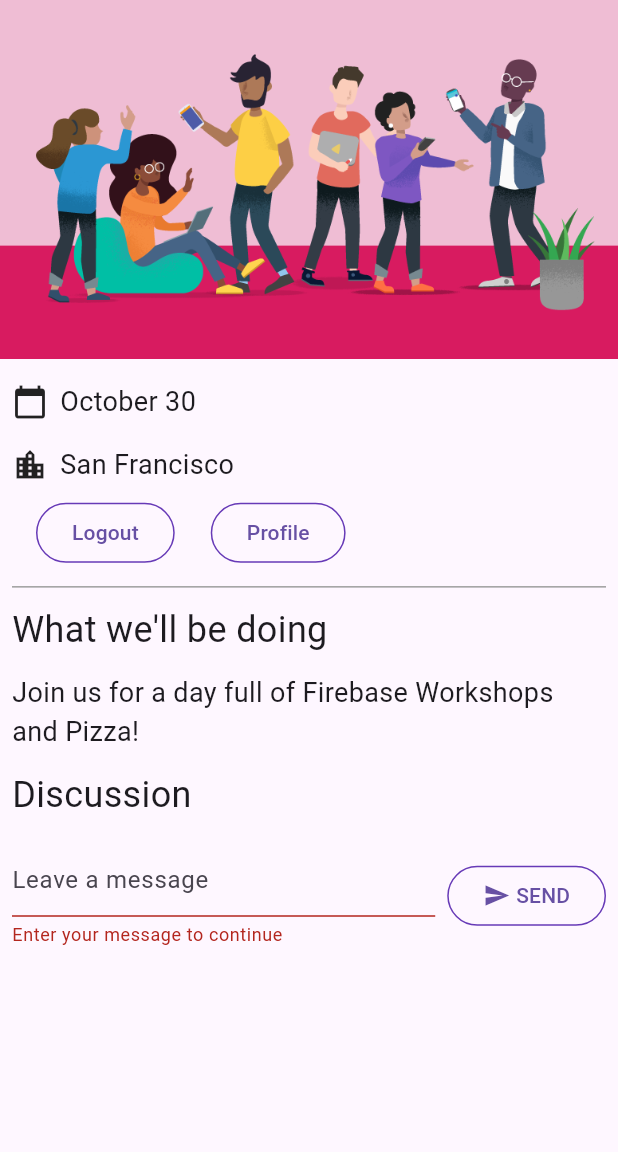
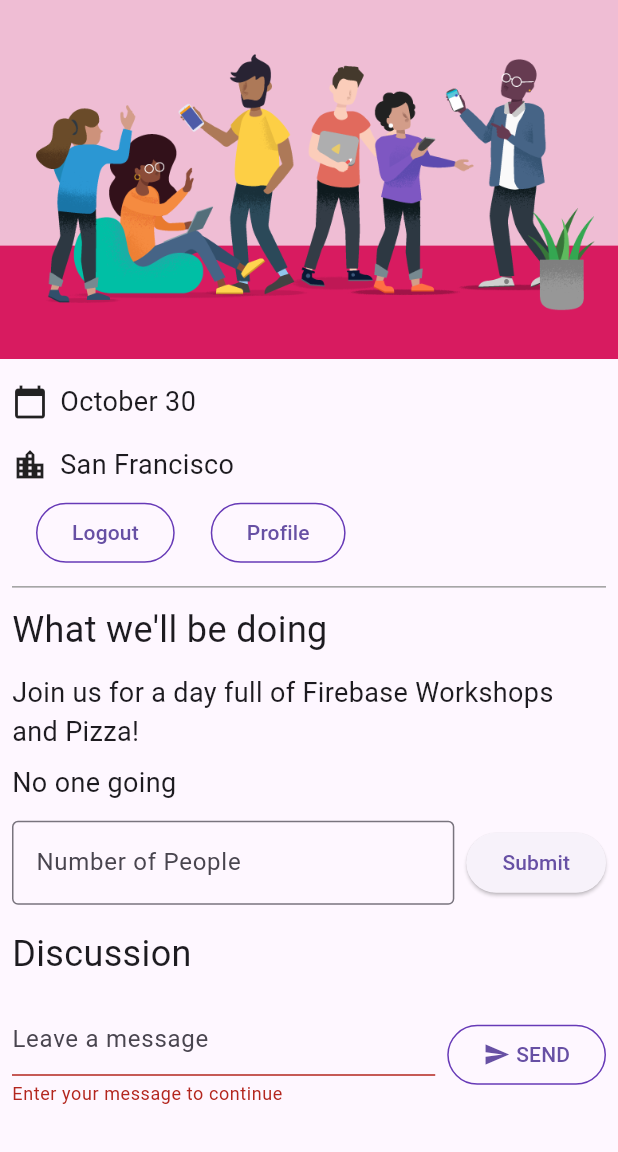
Before and after one commit to danielajgr/firebase_demo, a Flutter app: the screen it shows once a user with an empty profile is signed in, after a tap on "SEND", on a phone screen of 412 x 824 dp, the part 84-1236 px from its top. Run offline on Flutter 3.47's test engine with Material 3 defaults, Android fonts, the phone set to English and light mode, and no system bars; our stand-ins replace cloud_firestore, firebase_auth, firebase_core, go_router, google_fonts; missing offline and left inert: firebase_ui_auth; accounts and stored records are empty.

Commit message:
Step 9 and Extension
accidentally did step 9 and adding the new feature in the same commit. Party size feature added

```diff
--- a/flutter_application_1/lib/app_state.dart
+++ b/flutter_application_1/lib/app_state.dart
@@ -3,6 +3,8 @@
 // found in the LICENSE file.
 
 import 'dart:async';
+
+import 'package:collection/collection.dart';
 
 import 'package:cloud_firestore/cloud_firestore.dart';
 import 'package:firebase_auth/firebase_auth.dart'
@@ -13,6 +15,7 @@ import 'package:flutter/material.dart';
 
 import 'firebase_options.dart';
 import 'guest_book_message.dart';
+
 
 class ApplicationState extends ChangeNotifier {
   ApplicationState() {
@@ -26,6 +29,22 @@ class ApplicationState extends ChangeNotifier {
   List<GuestBookMessage> _guestBookMessages = [];
   List<GuestBookMessage> get guestBookMessages => _guestBookMessages;
 
+  int _attendees = 0;
+  int get attendees => _attendees;
+
+  int _attending = 0;
+  StreamSubscription<DocumentSnapshot>? _attendingSubscription;
+  int get attending => _attending;
+  set attending(int attending) {
+    final userDoc = FirebaseFirestore.instance
+        .collection('attendees')
+        .doc(FirebaseAuth.instance.currentUser!.uid);
+        userDoc.set(<String, dynamic>{'attending': attending});
+
+  }
+
+
+
   Future<void> init() async {
     await Firebase.initializeApp(
         options: DefaultFirebaseOptions.currentPlatform);
@@ -33,6 +52,19 @@ class ApplicationState extends ChangeNotifier {
     FirebaseUIAuth.configureProviders([
       EmailAuthProvider(),
     ]);
+
+    //https://stackoverflow.com/questions/10405348/what-is-the-cleanest-way-to-get-the-sum-of-numbers-in-a-collection-list-in-dart
+    FirebaseFirestore.instance
+    .collection('attendees')
+    .snapshots()
+    .listen((snapshot) {
+    _attendees = snapshot.docs.fold(0, (total, doc) {
+      return total + (doc.data()['attending'] as int? ?? 0);
+    });
+    notifyListeners();
+  });
+
+
 
     FirebaseAuth.instance.userChanges().listen((user) {
       if (user != null) {
@@ -53,10 +85,24 @@ class ApplicationState extends ChangeNotifier {
           }
           notifyListeners();
         });
+        _attendingSubscription = FirebaseFirestore.instance
+            .collection('attendees')
+            .doc(user.uid)
+            .snapshots()
+            .listen((snapshot) {
+          if (snapshot.data() != null) {
+            _attending = snapshot.data()!['attending'] as int? ?? 0;
+
+          } else {
+            _attending = 0;
+          }
+          notifyListeners();
+        });
       } else {
         _loggedIn = false;
         _guestBookMessages = [];
         _guestBookSubscription?.cancel();
+        _attendingSubscription?.cancel();
       }
       notifyListeners();
     });
--- a/flutter_application_1/lib/home_page.dart
+++ b/flutter_application_1/lib/home_page.dart
@@ -5,6 +5,7 @@
 import 'package:firebase_auth/firebase_auth.dart'
     hide EmailAuthProvider, PhoneAuthProvider;
 import 'package:flutter/material.dart';
+import 'package:gtk_flutter/size_input.dart';
 import 'package:provider/provider.dart';
 
 import 'app_state.dart';
@@ -49,7 +50,19 @@ class HomePage extends StatelessWidget {
   builder: (context, appState, _) => Column(
     crossAxisAlignment: CrossAxisAlignment.start,
     children: [
+      // Add from here...
+      switch (appState.attendees) {
+        1 => const Paragraph('1 person going'),
+        >= 2 => Paragraph('${appState.attendees} people going'),
+        _ => const Paragraph('No one going'),
+      },
+      // ...to here.
       if (appState.loggedIn) ...[
+        // Add from here...
+        SizeInput(
+          onSelection: (attending) => appState.attending = attending,
+        ),
+        // ...to here.
         const Header('Discussion'),
         GuestBook(
           addMessage: (message) =>
--- /dev/null
+++ b/flutter_application_1/lib/size_input.dart
@@ -0,0 +1,48 @@
+import 'package:flutter/material.dart';
+
+import 'app_state.dart';
+import 'src/widgets.dart';
+
+class SizeInput extends StatelessWidget {
+  const SizeInput(
+      {super.key, required this.onSelection});
+
+
+  final void Function(int size) onSelection;
+
+  @override
+  Widget build(BuildContext context) {
+    final TextEditingController controller = TextEditingController();
+    return Padding(
+    padding: const EdgeInsets.all(8.0),
+          child: Row(
+        children: [
+          Expanded(
+            child: TextField(
+              controller: controller,
+              decoration: InputDecoration(
+                labelText: 'Number of People',
+                border: OutlineInputBorder(),
+              ),
+              keyboardType: TextInputType.number,
+              onSubmitted: (value) {
+                int attendees = int.tryParse(value) ?? 0;
+                onSelection(attendees);
+                controller.clear();
+              },
+            ),
+          ),
+          const SizedBox(width: 8),
+          ElevatedButton(
+            onPressed: () {
+              int attendees = int.tryParse(controller.text) ?? 0;
+              onSelection(attendees);
+              controller.clear();
+            },
+            child: const Text('Submit'),
+          ),
+        ],
+      ),
+    );
+  }
+  }
```
Lines whose indentation alone changed are shown as unchanged.
